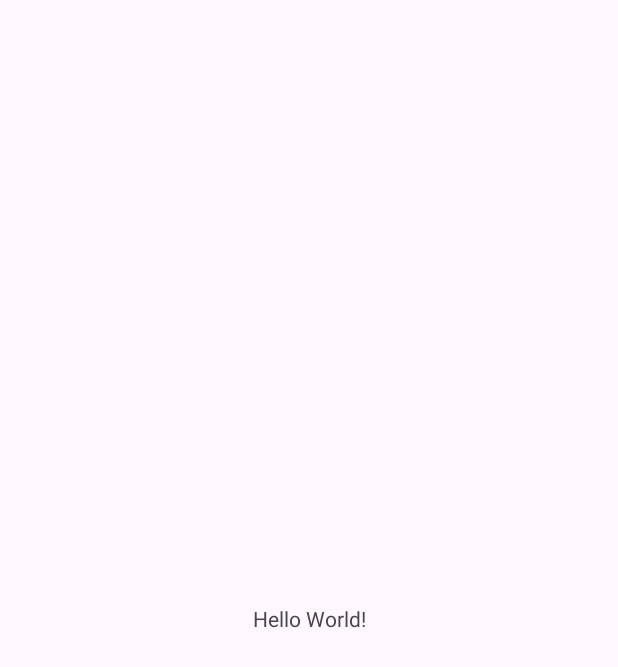
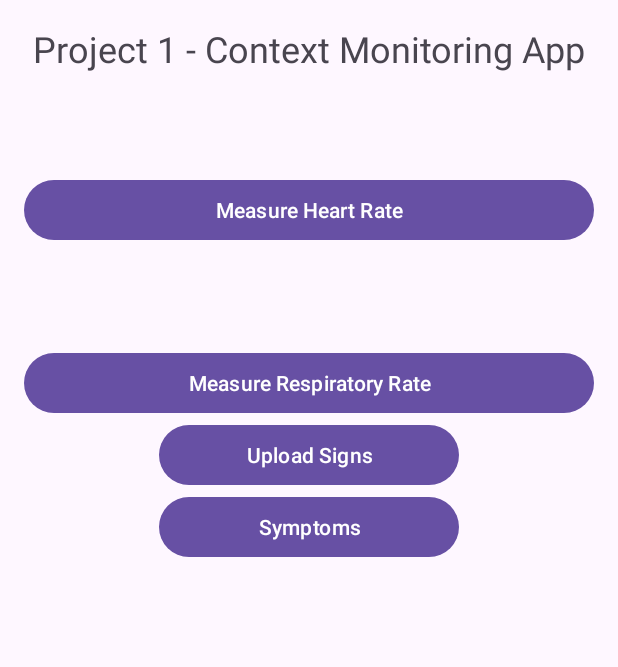
Before and after one commit to adrijanag17/ContextMonitoringApp, an Android app: the screen it shows after launch (MainActivity), on a phone screen of 412 x 824 dp. Before the commit the part shown is almost empty. Shown: the top 667 px of the screen. Run offline under Robolectric (Android 15) with nearby library versions, the phone set to English and light mode, and no system bars.

Commit message:
Create main activity layout

```diff
--- a/app/src/main/res/layout/activity_main.xml
+++ b/app/src/main/res/layout/activity_main.xml
@@ -1,18 +1,50 @@
 <?xml version="1.0" encoding="utf-8"?>
-<androidx.constraintlayout.widget.ConstraintLayout xmlns:android="http://schemas.android.com/apk/res/android"
-    xmlns:app="http://schemas.android.com/apk/res-auto"
-    xmlns:tools="http://schemas.android.com/tools"
+<LinearLayout xmlns:android="http://schemas.android.com/apk/res/android"
     android:layout_width="match_parent"
     android:layout_height="match_parent"
-    tools:context=".MainActivity">
+    android:paddingLeft="16dp"
+    android:paddingRight="16dp"
+    android:orientation="vertical" >
 
     <TextView
-        android:layout_width="wrap_content"
+        android:layout_width="match_parent"
         android:layout_height="wrap_content"
-        android:text="Hello World!"
-        app:layout_constraintBottom_toBottomOf="parent"
-        app:layout_constraintEnd_toEndOf="parent"
-        app:layout_constraintStart_toStartOf="parent"
-        app:layout_constraintTop_toTopOf="parent" />
+        android:text="Project 1 - Context Monitoring App"
+        android:textSize="24sp"
+        android:gravity="center"
+        android:layout_marginTop="16dp" />
+    <TextView
+        android:layout_width="match_parent"
+        android:layout_height="wrap_content"
+        android:paddingVertical="8dp"
+        android:layout_marginVertical="16dp" />
+    <Button
+        android:layout_width="match_parent"
+        android:layout_height="wrap_content"
+        android:layout_gravity="center_horizontal"
+        android:text="Measure Heart Rate" />
 
-</androidx.constraintlayout.widget.ConstraintLayout>
+    <TextView
+        android:layout_width="match_parent"
+        android:layout_height="wrap_content"
+        android:paddingVertical="8dp"
+        android:layout_marginVertical="16dp"/>
+
+    <Button
+        android:layout_width="match_parent"
+        android:layout_height="wrap_content"
+        android:layout_gravity="center_horizontal"
+        android:text="Measure Respiratory Rate" />
+
+    <Button
+        android:layout_width="200dp"
+        android:layout_height="wrap_content"
+        android:layout_gravity="center_horizontal"
+        android:text="Upload Signs" />
+
+    <Button
+        android:layout_width="200dp"
+        android:layout_height="wrap_content"
+        android:layout_gravity="center_horizontal"
+        android:text="Symptoms" />
+</LinearLayout>
```
